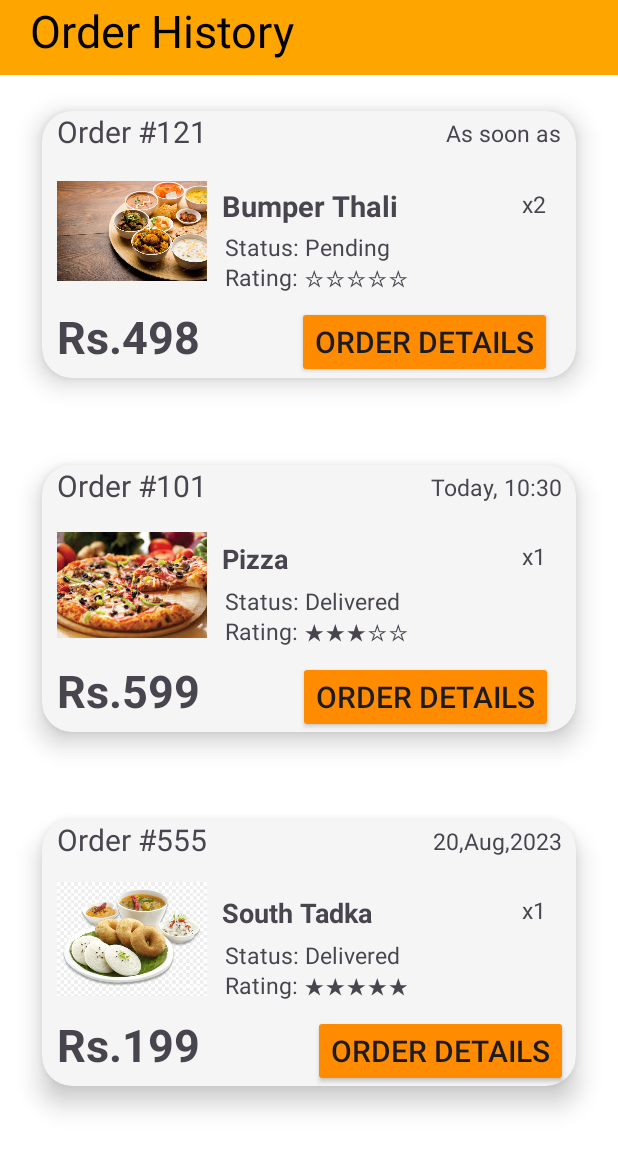
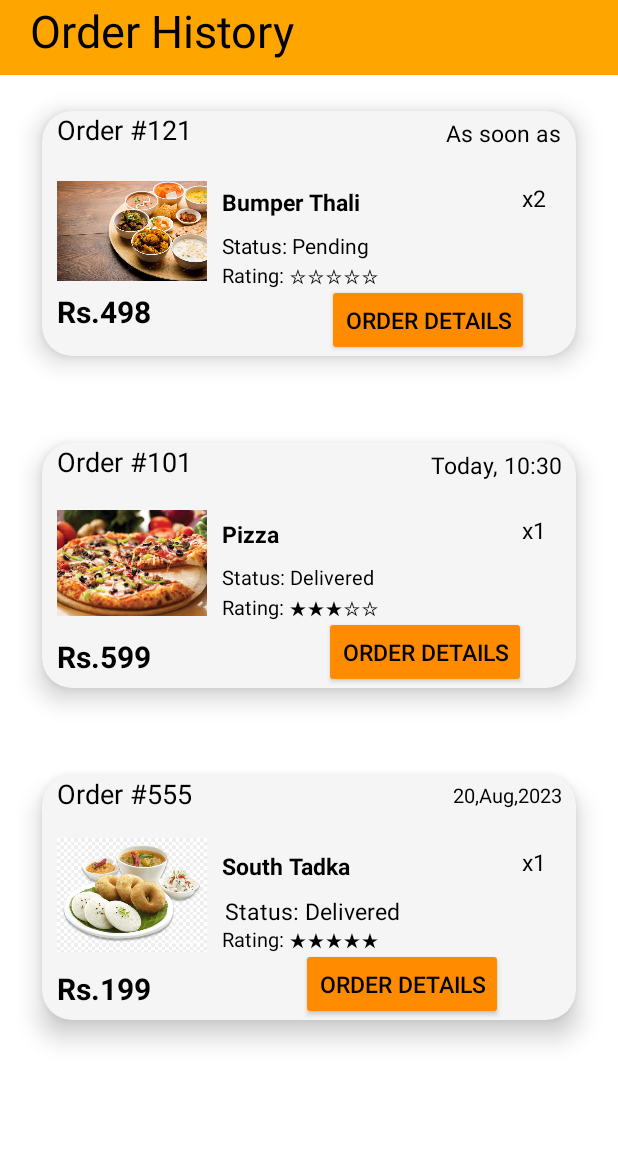
Before and after one commit to atharv2204/Internship-App, an Android app: the activity_order_historyadmin screen opened directly, with no data from a screen before it, on a phone screen of 412 x 824 dp. Shown: the top 1151 px of the screen. Run offline under Robolectric (Android 15) with nearby library versions, the phone set to English and light mode, and no system bars; Roboto replaces fonts that are not available here.

Commit message:
27/12/23 hi buddy

```diff
--- a/app/src/main/res/layout/activity_order_historyadmin.xml
+++ b/app/src/main/res/layout/activity_order_historyadmin.xml
@@ -18,7 +18,7 @@
             android:layout_above="@+id/bottomNavigationView"
             android:gravity="left"
             android:text="Order History"
-            android:textColor="@android:color/black"
+            android:textColor="@color/black"
             android:textSize="30dp"
             android:layout_marginLeft="20dp"/>
     </com.google.android.material.bottomnavigation.BottomNavigationView>
@@ -56,7 +56,8 @@
                         android:layout_width="wrap_content"
                         android:layout_height="wrap_content"
                         android:text="Order #121"
-                        android:textSize="20dp"
+                        android:textSize="18dp"
+                        android:textColor="@color/black"
                         android:layout_marginLeft="10dp"/>
 
                     <TextView
@@ -67,6 +68,7 @@
                         android:gravity="right"
                         android:paddingTop="4dp"
                         android:text="As soon as"
+                        android:textColor="@color/black"
                         android:textSize="15dp"
                         tools:ignore="TextSizeCheck" />
 
@@ -91,7 +93,8 @@
                         android:layout_marginLeft="10dp"
                         android:layout_marginTop="20dp"
                         android:text="Bumper Thali"
-                        android:textSize="19dp"
+                        android:textColor="@color/black"
+                        android:textSize="15dp"
                         android:textStyle="bold"
                         tools:ignore="TextSizeCheck" />
 
@@ -103,6 +106,7 @@
                         android:gravity="right"
                         android:text="x2"
                         android:textSize="15dp"
+                        android:textColor="@color/black"
                         tools:ignore="TextSizeCheck" />
 
                 </LinearLayout>
@@ -126,7 +130,8 @@
                         android:layout_marginTop="50dp"
                         android:layout_marginRight="30dp"
                         android:text="   Status: Pending"
-                        android:textSize="15dp"
+                        android:textSize="14dp"
+                        android:textColor="@color/black"
                         tools:ignore="TextSizeCheck" />
                 </LinearLayout>
 
@@ -148,9 +153,9 @@
                         android:layout_height="wrap_content"
                         android:layout_marginTop="70dp"
                         android:layout_marginRight="30dp"
-
+                        android:textColor="@color/black"
                         android:text="   Rating: ☆☆☆☆☆"
-                        android:textSize="15dp"
+                        android:textSize="13dp"
                         tools:ignore="TextSizeCheck" />
                 </LinearLayout>
 
@@ -163,20 +168,22 @@
                         android:layout_width="wrap_content"
                         android:layout_height="match_parent"
                         android:layout_marginLeft="10dp"
-                        android:layout_marginTop="130dp"
+                        android:layout_marginTop="120dp"
                         android:text="Rs.498"
-                        android:textSize="30dp"
+                        android:textColor="@color/black"
+                        android:textSize="20dp"
                         android:textStyle="bold" />
-
 
                     <Button
                         android:layout_width="wrap_content"
                         android:layout_height="wrap_content"
-                        android:layout_marginLeft="170dp"
-                        android:layout_marginTop="130dp"
+                        android:layout_marginLeft="190dp"
+                        android:layout_marginTop="115dp"
                         android:backgroundTint="#ff8c00"
                         android:text="Order Details"
-                        android:textSize="20dp" />
+                        android:textColor="@color/black"
+                        android:textSize="15dp" />
+
                 </RelativeLayout>
 
 
@@ -209,7 +216,8 @@
                         android:layout_width="wrap_content"
                         android:layout_height="wrap_content"
                         android:text="Order #101"
-                        android:textSize="20dp"
+                        android:textSize="18dp"
+                        android:textColor="@color/black"
                         android:layout_marginLeft="10dp"/>
 
                     <TextView
@@ -221,6 +229,7 @@
                         android:paddingTop="4dp"
                         android:text="Today, 10:30"
                         android:textSize="15dp"
+                        android:textColor="@color/black"
                         tools:ignore="TextSizeCheck" />
 
                 </LinearLayout>
@@ -243,8 +252,9 @@
                         android:layout_marginLeft="10dp"
                         android:layout_marginTop="20dp"
                         android:text="Pizza"
-                        android:textSize="18dp"
+                        android:textSize="15dp"
                         android:textStyle="bold"
+                        android:textColor="@color/black"
                         tools:ignore="TextSizeCheck" />
 
                     <TextView
@@ -254,6 +264,7 @@
                         android:layout_marginRight="20dp"
                         android:gravity="right"
                         android:text="x1"
+                        android:textColor="@color/black"
                         android:textSize="15dp"
                         tools:ignore="TextSizeCheck" />
                 </LinearLayout>
@@ -277,7 +288,8 @@
                         android:layout_marginTop="50dp"
                         android:layout_marginRight="30dp"
                         android:text="   Status: Delivered"
-                        android:textSize="15dp"
+                        android:textSize="13dp"
+                        android:textColor="@color/black"
                         tools:ignore="TextSizeCheck" />
                 </LinearLayout>
 
@@ -299,9 +311,9 @@
                         android:layout_height="wrap_content"
                         android:layout_marginTop="70dp"
                         android:layout_marginRight="30dp"
-
+                        android:textColor="@color/black"
                         android:text="   Rating: ★★★☆☆"
-                        android:textSize="15dp"
+                        android:textSize="13dp"
                         tools:ignore="TextSizeCheck" />
                 </LinearLayout>
 
@@ -313,19 +325,21 @@
                         android:layout_width="wrap_content"
                         android:layout_height="wrap_content"
                         android:text="Rs.599"
-                        android:textSize="30dp"
-                        android:layout_marginTop="130dp"
+                        android:textSize="20dp"
+                        android:layout_marginTop="120dp"
+                        android:textColor="@color/black"
                         android:layout_marginLeft="10dp"
                         android:textStyle="bold"/>
 
                     <Button
                         android:layout_width="wrap_content"
                         android:layout_height="wrap_content"
-                        android:layout_marginLeft="65dp"
-                        android:layout_marginTop="130dp"
+                        android:layout_marginLeft="115dp"
+                        android:layout_marginTop="115dp"
                         android:backgroundTint="#ff8c00"
+                        android:textColor="@color/black"
                         android:text="Order details"
-                        android:textSize="20dp" />
+                        android:textSize="15dp" />
                 </LinearLayout>
 
 
@@ -357,7 +371,8 @@
                         android:layout_width="wrap_content"
                         android:layout_height="wrap_content"
                         android:text="Order #555"
-                        android:textSize="20dp"
+                        android:textSize="18dp"
+                        android:textColor="@color/black"
                         android:layout_marginLeft="10dp"/>
 
                     <TextView
@@ -368,7 +383,8 @@
                         android:gravity="right"
                         android:paddingTop="4dp"
                         android:text="20,Aug,2023"
-                        android:textSize="15dp"
+                        android:textColor="@color/black"
+                        android:textSize="13dp"
                         tools:ignore="TextSizeCheck" />
 
                 </LinearLayout>
@@ -392,7 +408,8 @@
                         android:layout_marginLeft="10dp"
                         android:layout_marginTop="20dp"
                         android:text="South Tadka"
-                        android:textSize="18dp"
+                        android:textSize="15dp"
+                        android:textColor="@color/black"
                         android:textStyle="bold"
                         tools:ignore="TextSizeCheck" />
 
@@ -403,6 +420,7 @@
                         android:layout_marginRight="20dp"
                         android:gravity="right"
                         android:text="x1"
+                        android:textColor="@color/black"
                         android:textSize="15dp"
                         tools:ignore="TextSizeCheck" />
 
@@ -427,6 +445,7 @@
                         android:layout_marginRight="30dp"
                         android:text="   Status: Delivered"
                         android:textSize="15dp"
+                        android:textColor="@color/black"
                         tools:ignore="TextSizeCheck" />
 
                 </LinearLayout>
@@ -449,9 +468,9 @@
                         android:layout_height="wrap_content"
                         android:layout_marginTop="70dp"
                         android:layout_marginRight="30dp"
-
+                        android:textColor="@color/black"
                         android:text="   Rating: ★★★★★"
-                        android:textSize="15dp"
+                        android:textSize="13dp"
                         tools:ignore="TextSizeCheck" />
                 </LinearLayout>
 
@@ -464,18 +483,20 @@
                         android:layout_width="wrap_content"
                         android:layout_height="wrap_content"
                         android:text="Rs.199"
-                        android:textSize="30dp"
-                        android:layout_marginTop="130dp"
+                        android:textSize="20dp"
+                        android:textColor="@color/black"
+                        android:layout_marginTop="120dp"
                         android:layout_marginLeft="10dp"
                         android:textStyle="bold"/>
                     <Button
                         android:layout_width="wrap_content"
                         android:layout_height="wrap_content"
-                        android:layout_marginTop="130dp"
-                        android:layout_marginLeft="75dp"
+                        android:layout_marginTop="115dp"
+                        android:layout_marginLeft="100dp"
                         android:backgroundTint="#ff8c00"
+                        android:textColor="@color/black"
                         android:text="Order details"
-                        android:textSize="20dp" />
+                        android:textSize="15dp" />
                 </LinearLayout>
 
 
```
